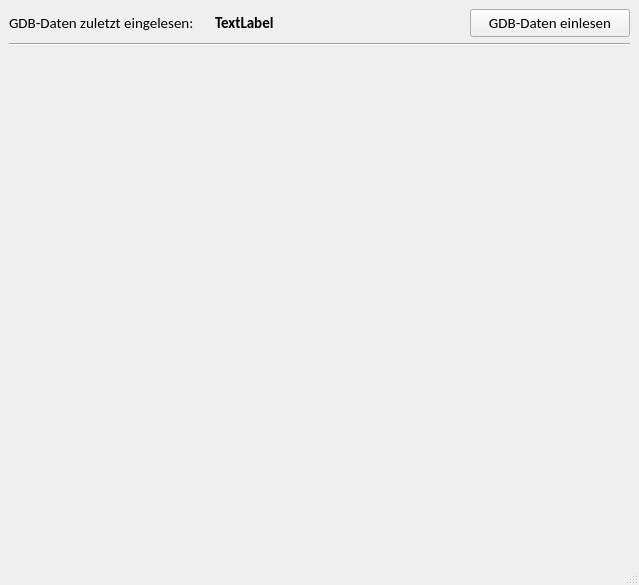
This is core/scopes/gst/gst_zuordnung.ui in gidhoog/AlmGIS as Qt 5 draws it before an edit. The edited form follows.
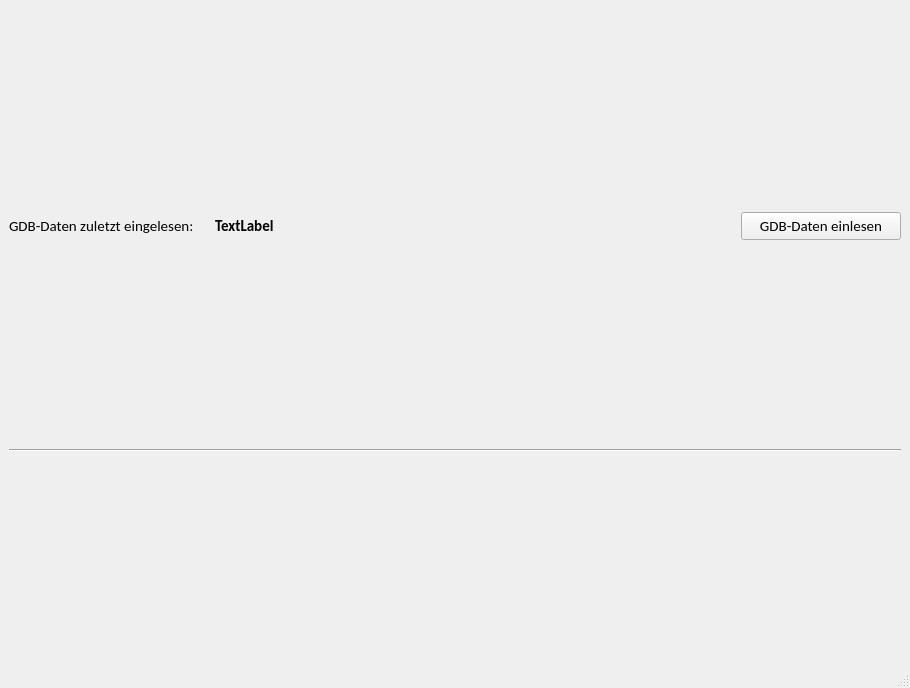
This is the edited form.

What changed in the file:
```diff
--- a/core/scopes/gst/gst_zuordnung.ui
+++ b/core/scopes/gst/gst_zuordnung.ui
@@ -6,8 +6,8 @@
    <rect>
     <x>0</x>
     <y>0</y>
-    <width>639</width>
-    <height>585</height>
+    <width>910</width>
+    <height>688</height>
    </rect>
   </property>
   <property name="windowTitle">
@@ -79,74 +79,6 @@
       </property>
      </widget>
     </item>
-    <item>
-     <layout class="QVBoxLayout" name="uiTableVlay">
-      <property name="bottomMargin">
-       <number>0</number>
-      </property>
-     </layout>
-    </item>
-    <item>
-     <layout class="QHBoxLayout" name="horizontalLayout_3">
-      <property name="topMargin">
-       <number>0</number>
-      </property>
-      <item>
-       <widget class="QLabel" name="uiNumberGstLbl">
-        <property name="minimumSize">
-         <size>
-          <width>10</width>
-          <height>0</height>
-         </size>
-        </property>
-        <property name="font">
-         <font>
-          <family>Calibri</family>
-          <pointsize>11</pointsize>
-         </font>
-        </property>
-        <property name="text">
-         <string/>
-        </property>
-       </widget>
-      </item>
-      <item>
-       <spacer name="horizontalSpacer_2">
-        <property name="orientation">
-         <enum>Qt::Horizontal</enum>
-        </property>
-        <property name="sizeHint" stdset="0">
-         <size>
-          <width>40</width>
-          <height>20</height>
-         </size>
-        </property>
-       </spacer>
-      </item>
-      <item>
-       <widget class="QLabel" name="uiNumberSelectedGstLbl">
-        <property name="minimumSize">
-         <size>
-          <width>10</width>
-          <height>0</height>
-         </size>
-        </property>
-        <property name="font">
-         <font>
-          <family>Calibri</family>
-          <pointsize>11</pointsize>
-         </font>
-        </property>
-        <property name="text">
-         <string/>
-        </property>
-       </widget>
-      </item>
-     </layout>
-    </item>
-    <item>
-     <layout class="QVBoxLayout" name="uiVorgemerkteGstVlay"/>
-    </item>
    </layout>
   </widget>
   <widget class="QMenuBar" name="menubar">
```
Left out of the diff: 4 changed lines with no effect on the pictures.
